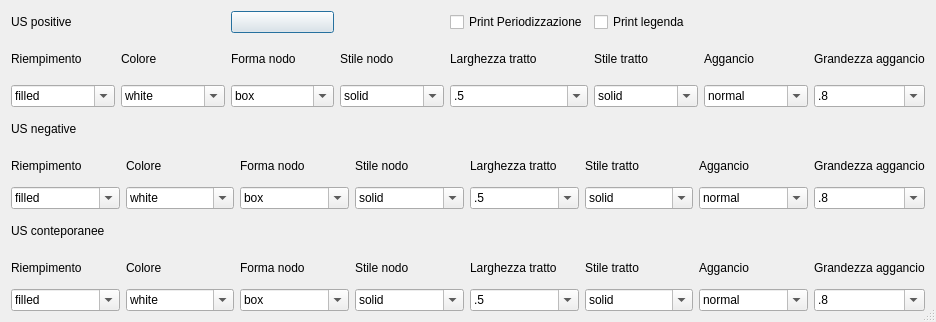
Old version of the form gui/ui/Setting_Matrix.ui in the repository pyarchinit/pyarchinit.
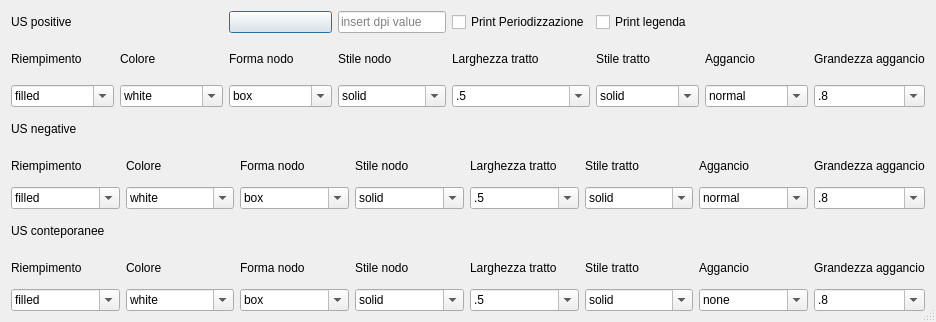
New version of the form. Icons and pictures are not drawn.

What changed in the file:
```diff
--- a/gui/ui/Setting_Matrix.ui
+++ b/gui/ui/Setting_Matrix.ui
@@ -517,6 +517,13 @@
        </property>
       </widget>
      </item>
+     <item row="0" column="4">
+      <widget class="QLineEdit" name="lineEdit_dpi">
+       <property name="placeholderText">
+        <string>insert dpi value</string>
+       </property>
+      </widget>
+     </item>
     </layout>
    </item>
    <item row="1" column="0">
@@ -1286,6 +1293,11 @@
        <property name="editable">
         <bool>true</bool>
        </property>
+       <item>
+        <property name="text">
+         <string>none</string>
+        </property>
+       </item>
        <item>
         <property name="text">
          <string>normal</string>
```
Left out of the diff: 9 changed lines with no effect on the pictures.
